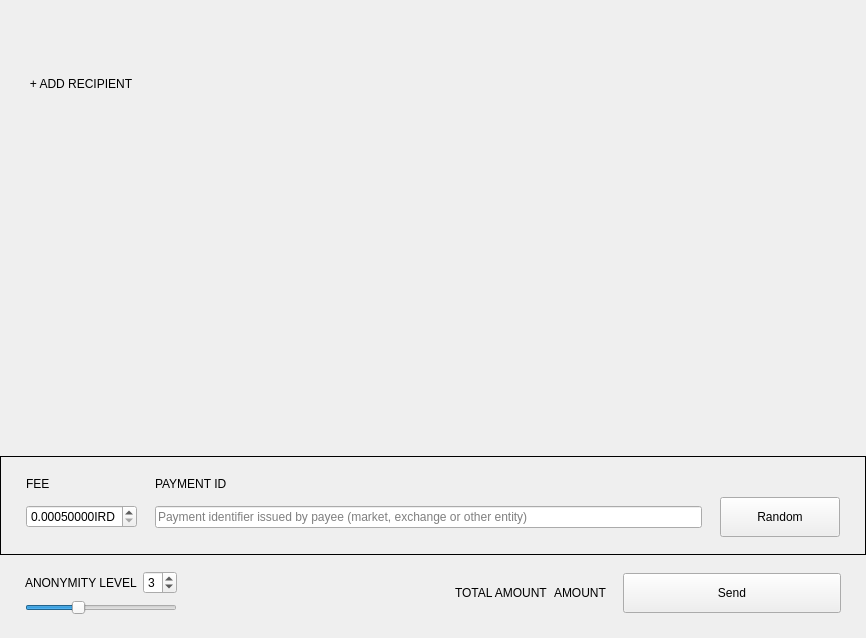
iridiumdev/Iridium-IRD-wallet, file src/Gui/Send/SendFrame.ui: the form before one commit.
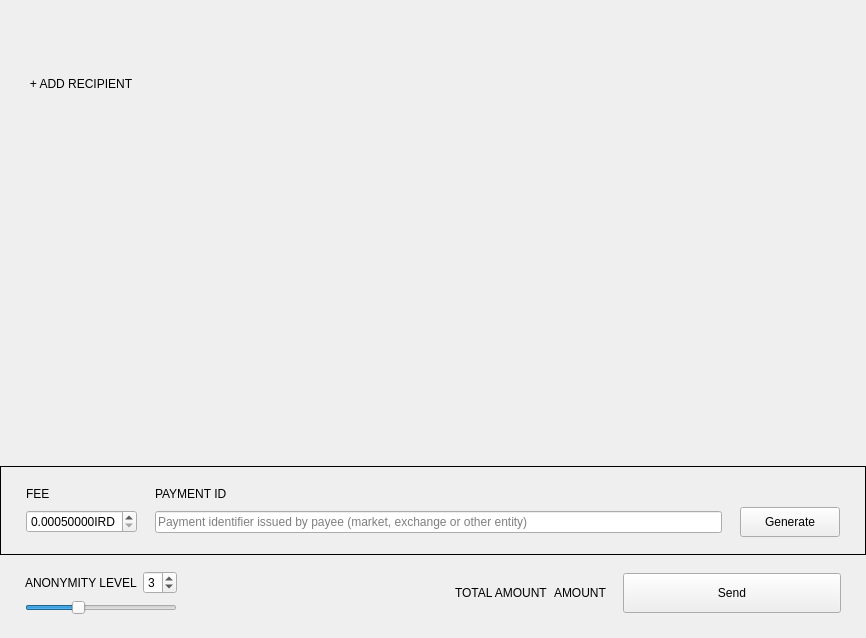
The form after the commit. Custom widgets are drawn as their Qt base class.

Patch:
```diff
--- a/src/Gui/Send/SendFrame.ui
+++ b/src/Gui/Send/SendFrame.ui
@@ -258,21 +258,21 @@
         </property>
         <property name="minimumSize">
          <size>
-          <width>120</width>
-          <height>40</height>
+          <width>100</width>
+          <height>30</height>
          </size>
         </property>
         <property name="maximumSize">
          <size>
-          <width>120</width>
-          <height>40</height>
+          <width>100</width>
+          <height>30</height>
          </size>
         </property>
         <property name="focusPolicy">
          <enum>Qt::NoFocus</enum>
         </property>
         <property name="text">
-         <string>Random</string>
+         <string>Generate</string>
         </property>
        </widget>
       </item>
@@ -472,6 +472,11 @@
    <extends>QLabel</extends>
    <header>Gui/Common/WalletTextLabel.h</header>
   </customwidget>
+  <customwidget>
+   <class>WalletGui::WalletNormalBlueButton</class>
+   <extends>QPushButton</extends>
+   <header>Gui/Common/WalletBlueButton.h</header>
+  </customwidget>
  </customwidgets>
  <tabstops>
   <tabstop>m_paymentIdEdit</tabstop>
```
Left out of the diff: 12 changed lines with no effect on the pictures.
